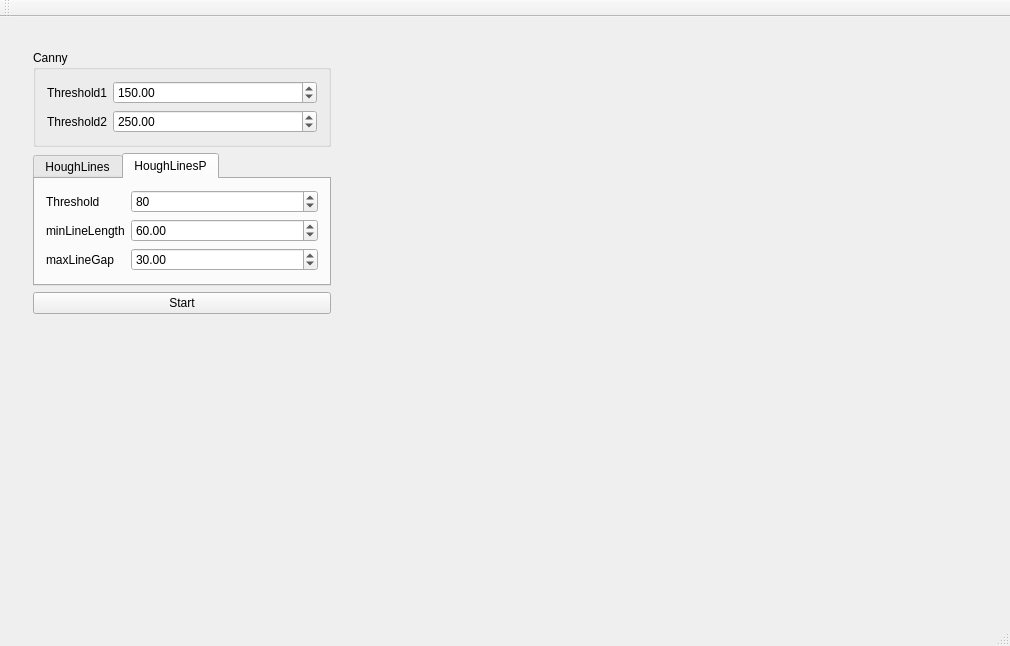
lcasassa/kinect_example, file mainwindow.ui: the form before one commit.
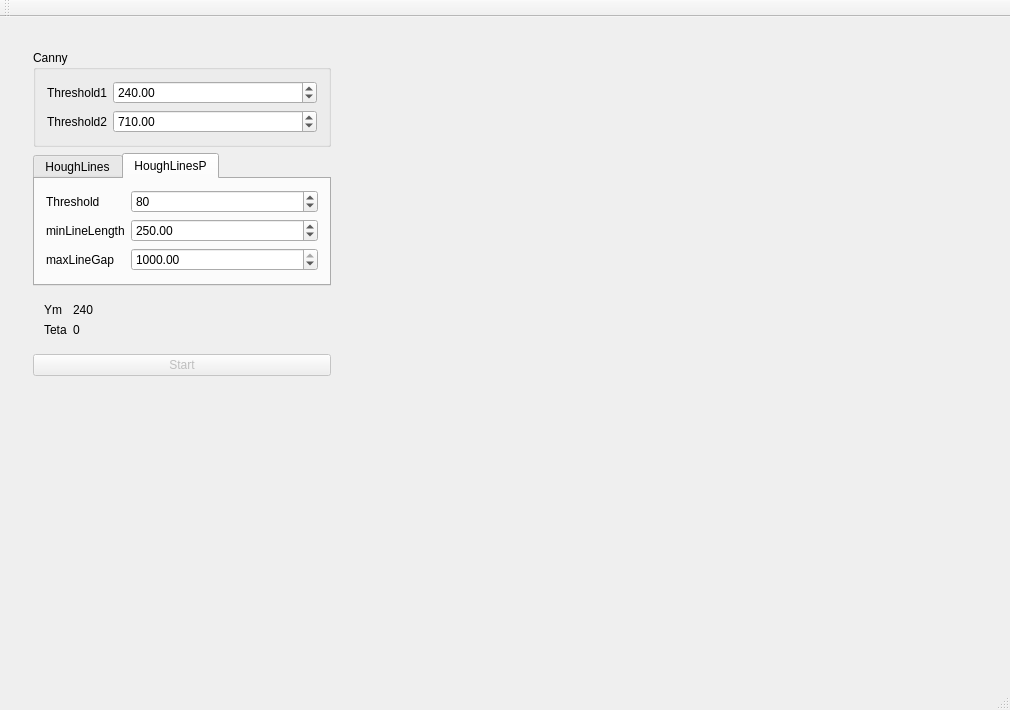
The form after the commit. The open tabs and pages were chosen to show the change. Custom widgets are drawn as their Qt base class.

```diff
--- a/mainwindow.ui
+++ b/mainwindow.ui
@@ -7,7 +7,7 @@
     <x>0</x>
     <y>0</y>
     <width>1002</width>
-    <height>646</height>
+    <height>710</height>
    </rect>
   </property>
   <property name="windowTitle">
@@ -43,7 +43,7 @@
                 <double>20.000000000000000</double>
                </property>
                <property name="value">
-                <double>150.000000000000000</double>
+                <double>240.000000000000000</double>
                </property>
               </widget>
              </item>
@@ -63,7 +63,7 @@
                 <double>20.000000000000000</double>
                </property>
                <property name="value">
-                <double>250.000000000000000</double>
+                <double>710.000000000000000</double>
                </property>
               </widget>
              </item>
@@ -139,7 +139,7 @@
                  <double>20.000000000000000</double>
                 </property>
                 <property name="value">
-                 <double>60.000000000000000</double>
+                 <double>250.000000000000000</double>
                 </property>
                </widget>
               </item>
@@ -152,7 +152,7 @@
                  <double>20.000000000000000</double>
                 </property>
                 <property name="value">
-                 <double>30.000000000000000</double>
+                 <double>1000.000000000000000</double>
                 </property>
                </widget>
               </item>
@@ -174,8 +174,45 @@
             </widget>
            </widget>
           </item>
+          <item>
+           <widget class="QWidget" name="widget_3" native="true">
+            <layout class="QFormLayout" name="formLayout_4">
+             <item row="0" column="0">
+              <widget class="QLabel" name="label_8">
+               <property name="text">
+                <string>Ym</string>
+               </property>
+              </widget>
+             </item>
+             <item row="0" column="1">
+              <widget class="QLabel" name="label_ym">
+               <property name="text">
+                <string>240</string>
+               </property>
+              </widget>
+             </item>
+             <item row="1" column="0">
+              <widget class="QLabel" name="label_9">
+               <property name="text">
+                <string>Teta</string>
+               </property>
+              </widget>
+             </item>
+             <item row="1" column="1">
+              <widget class="QLabel" name="label_teta">
+               <property name="text">
+                <string>0</string>
+               </property>
+              </widget>
+             </item>
+            </layout>
+           </widget>
+          </item>
           <item>
            <widget class="QPushButton" name="pushButton">
+            <property name="enabled">
+             <bool>false</bool>
+            </property>
             <property name="text">
              <string>Start</string>
             </property>
```
Left out of the diff: 5 changed lines with no effect on the pictures.
